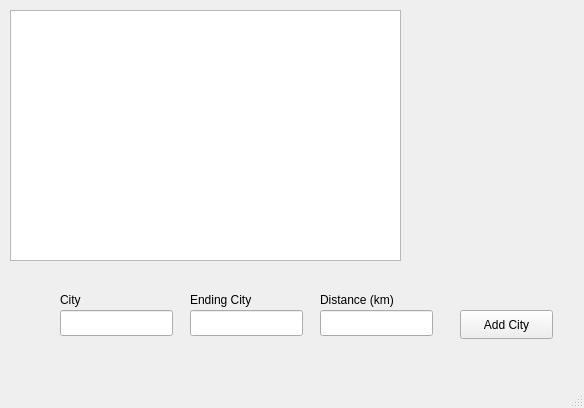
First picture: the form in Qt_Project/admin.ui, repository zzfp/Class_project_1, before the edit.
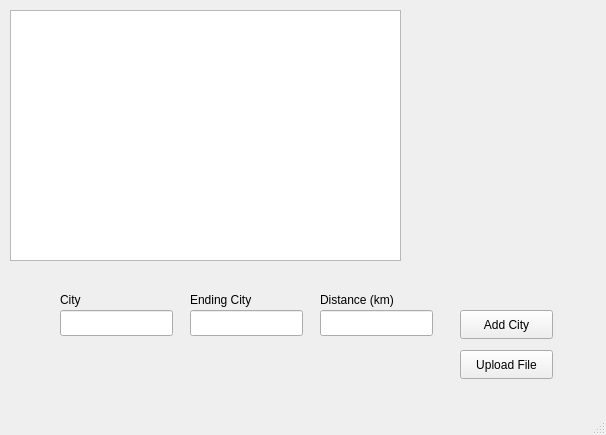
Second picture: the form after the edit.

The edit to the form file:
```diff
--- a/Qt_Project/admin.ui
+++ b/Qt_Project/admin.ui
@@ -6,8 +6,8 @@
    <rect>
     <x>0</x>
     <y>0</y>
-    <width>584</width>
-    <height>408</height>
+    <width>606</width>
+    <height>435</height>
    </rect>
   </property>
   <property name="windowTitle">
@@ -106,6 +106,19 @@
      </rect>
     </property>
    </widget>
+   <widget class="QPushButton" name="uploadFile">
+    <property name="geometry">
+     <rect>
+      <x>460</x>
+      <y>350</y>
+      <width>93</width>
+      <height>29</height>
+     </rect>
+    </property>
+    <property name="text">
+     <string>Upload File</string>
+    </property>
+   </widget>
   </widget>
   <widget class="QMenuBar" name="menubar">
    <property name="geometry">
```
Left out of the diff: 2 changed lines with no effect on the pictures.
